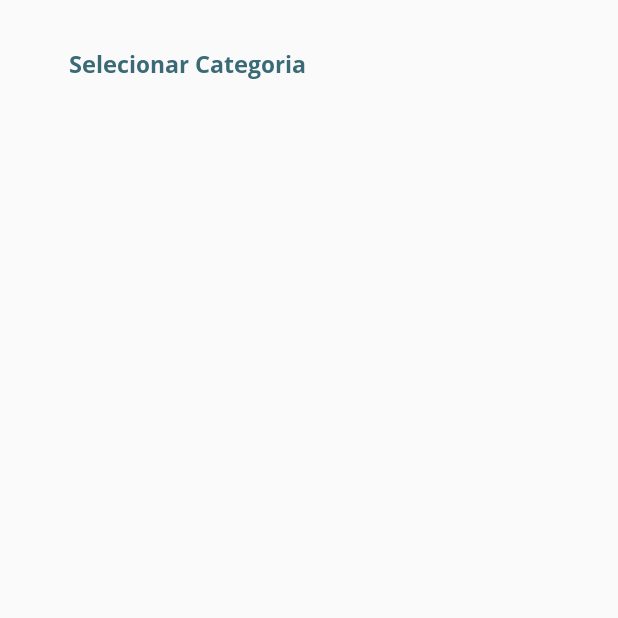
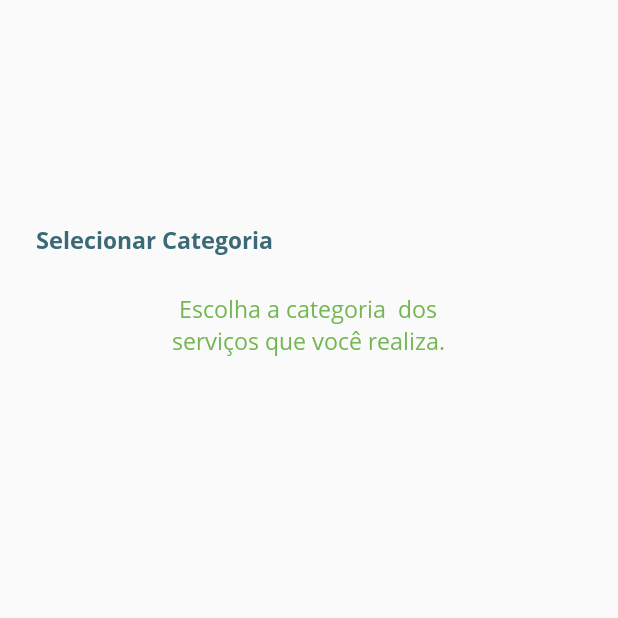
Before and after one commit to lucasdiniz10/AppServicosAutonomos, an Android app: the EscolherCategoria screen opened directly, with no data from a screen before it, on a phone screen of 412 x 824 dp, the top half of it. Run offline under Robolectric (Android 15) with nearby library versions, the phone set to English and light mode, and no system bars.

Commit message:
layout categoria

```diff
--- /dev/null
+++ b/app/src/main/res/drawable/selector_button_categoria.xml
@@ -0,0 +1,13 @@
+<?xml version="1.0" encoding="utf-8"?>
+<selector xmlns:android="http://schemas.android.com/apk/res/android">
+
+    <!-- pressionado -->
+    <item android:drawable="@drawable/btcategoriapressionado" android:state_pressed="true"/>
+
+    <!-- focalisado-->
+    <item android:drawable="@drawable/btcategoria" android:state_focused="true"/>
+
+    <!-- normal-->
+    <item android:drawable="@drawable/btcategoria"/>
+
+</selector>
--- a/app/src/main/res/layout/activity_escolher_categoria.xml
+++ b/app/src/main/res/layout/activity_escolher_categoria.xml
@@ -6,44 +6,59 @@
     android:layout_height="match_parent"
     tools:context=".gui.EscolherCategoria">
 
-    <ScrollView
-        android:id="@+id/scrollView2"
-        android:layout_width="match_parent"
-        android:layout_height="match_parent"
-        app:layout_constraintBottom_toBottomOf="parent"
+    <TextView
+        android:id="@+id/textViewSelecionarCategoria2"
+        android:layout_width="206dp"
+        android:layout_height="26dp"
+        android:layout_marginTop="4dp"
+        android:layout_marginBottom="20dp"
+        android:fontFamily="@font/bold"
+        android:text="Selecionar Categoria"
+        android:textAlignment="center"
+        android:textColor="#3A6A75"
+        android:textSize="15sp"
+        app:layout_constraintBottom_toTopOf="@+id/textView"
         app:layout_constraintEnd_toEndOf="parent"
         app:layout_constraintHorizontal_bias="0.0"
         app:layout_constraintStart_toStartOf="parent"
         app:layout_constraintTop_toTopOf="parent"
-        app:layout_constraintVertical_bias="0.0">
+        app:layout_constraintVertical_bias="1.0" />
 
-        <androidx.constraintlayout.widget.ConstraintLayout
+    <TextView
+        android:id="@+id/textView"
+        android:layout_width="219dp"
+        android:layout_height="47dp"
+        android:layout_marginStart="96dp"
+        android:layout_marginLeft="96dp"
+        android:layout_marginEnd="96dp"
+        android:layout_marginRight="96dp"
+        android:fontFamily="@font/regular"
+        android:text="Escolha a categoria  dos serviços que você realiza."
+        android:textAlignment="center"
+        android:textColor="#73B650"
+        android:textSize="15sp"
+        app:layout_constraintBottom_toTopOf="@+id/scrollView2"
+        app:layout_constraintEnd_toEndOf="parent"
+        app:layout_constraintHorizontal_bias="0.0"
+        app:layout_constraintStart_toStartOf="parent"
+        app:layout_constraintTop_toTopOf="parent"
+        app:layout_constraintVertical_bias="0.737" />
+
+    <ScrollView
+        android:id="@+id/scrollView2"
+        android:layout_width="376dp"
+        android:layout_height="512dp"
+        app:layout_constraintBottom_toBottomOf="parent"
+        app:layout_constraintEnd_toEndOf="parent"
+        app:layout_constraintHorizontal_bias="0.5"
+        app:layout_constraintStart_toStartOf="parent"
+        app:layout_constraintTop_toTopOf="parent"
+        app:layout_constraintVertical_bias="1.0">
+
+        <LinearLayout
             android:layout_width="match_parent"
-            android:layout_height="wrap_content">
-
-            <TextView
-                android:id="@+id/textViewSelecionarCategoria"
-                android:layout_width="wrap_content"
-                android:layout_height="wrap_content"
-                android:layout_marginStart="8dp"
-                android:layout_marginLeft="8dp"
-                android:layout_marginTop="32dp"
-                android:layout_marginEnd="24dp"
-                android:layout_marginRight="24dp"
-                android:layout_marginBottom="8dp"
-                android:fontFamily="@font/bold"
-                android:text="Selecionar Categoria"
-                android:textAlignment="center"
-                android:textColor="#3A6A75"
-                android:textSize="15sp"
-                app:layout_constraintBottom_toBottomOf="parent"
-                app:layout_constraintEnd_toEndOf="parent"
-                app:layout_constraintHorizontal_bias="0.17"
-                app:layout_constraintStart_toStartOf="parent"
-                app:layout_constraintTop_toTopOf="parent"
-                app:layout_constraintVertical_bias="0.48000002" />
-
-        </androidx.constraintlayout.widget.ConstraintLayout>
+            android:layout_height="wrap_content"
+            android:orientation="vertical"/>
     </ScrollView>
 
 </androidx.constraintlayout.widget.ConstraintLayout>
```
